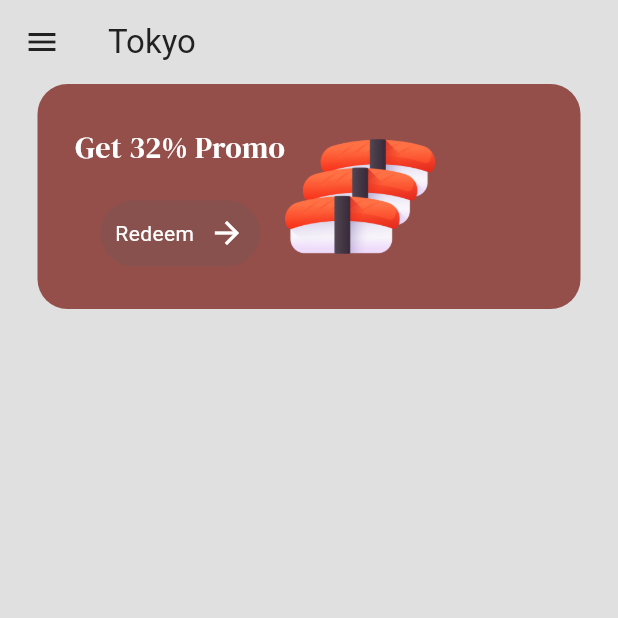
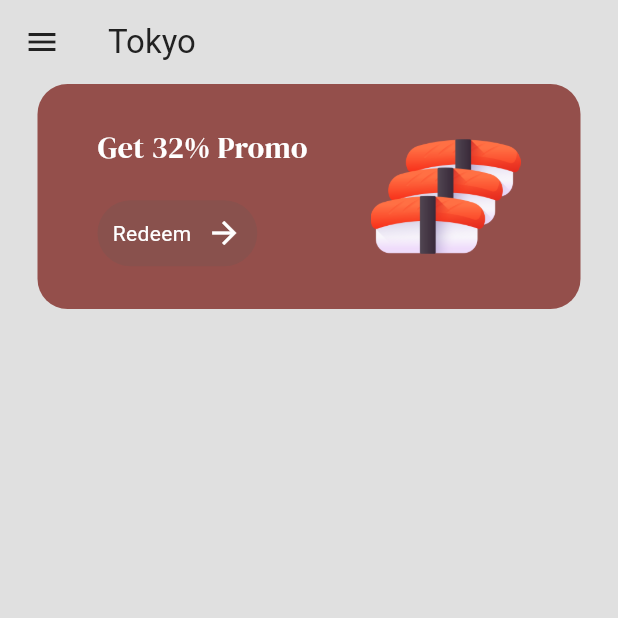
Before and after one commit to Ryuuutaaa/sushi-restaurant, a Flutter app: the MenuPage screen opened by its route, on a phone screen of 412 x 824 dp, the top half of it. Run offline on Flutter 3.47's test engine with Material 3 defaults, Android fonts, the phone set to English and light mode, and no system bars; our stand-ins replace google_fonts.

Commit message:
refactor : addjustment

```diff
--- a/lib/pages/menu_page.dart
+++ b/lib/pages/menu_page.dart
@@ -33,10 +33,12 @@ class _MenuPageState extends State<MenuPage> {
           Container(
             decoration: BoxDecoration(color: primaryColor, borderRadius: BorderRadius.circular(20)),
             margin: const EdgeInsets.symmetric(horizontal: 25),
-            padding: const EdgeInsets.all(25),
+            padding: const EdgeInsets.symmetric(vertical: 25, horizontal: 40),
             child: Row(
+              mainAxisAlignment: MainAxisAlignment.spaceBetween,
               children: [
                 Column(
+                  crossAxisAlignment: CrossAxisAlignment.start,
                   children: [
                     // promo message
                     Text(
```
